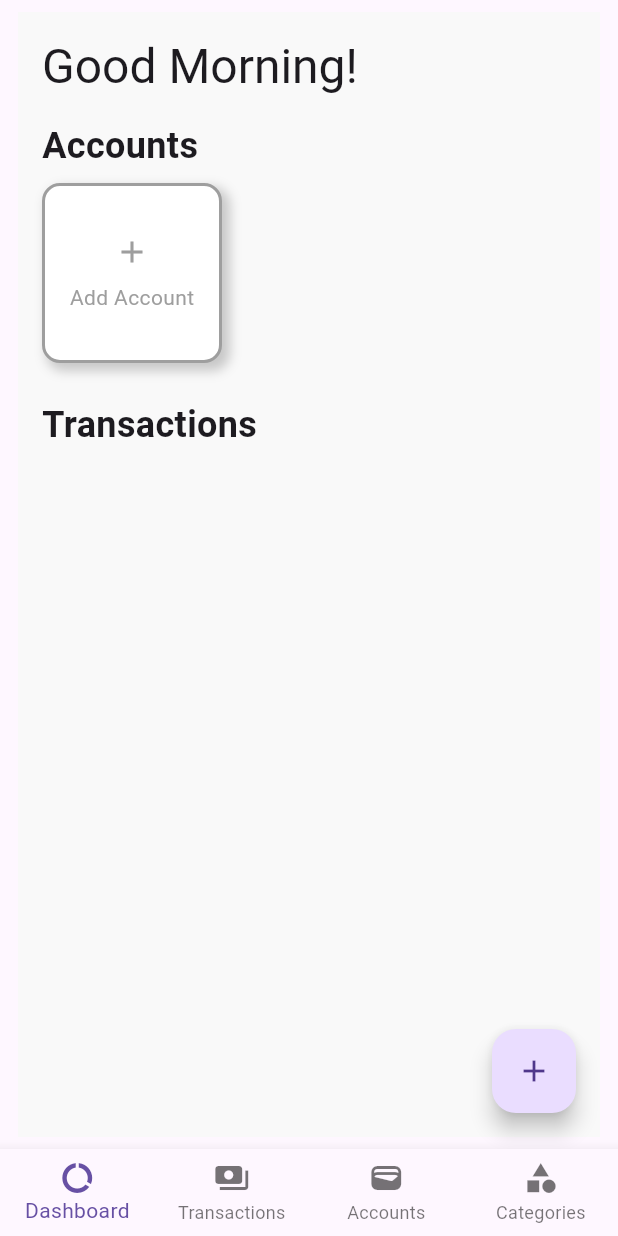
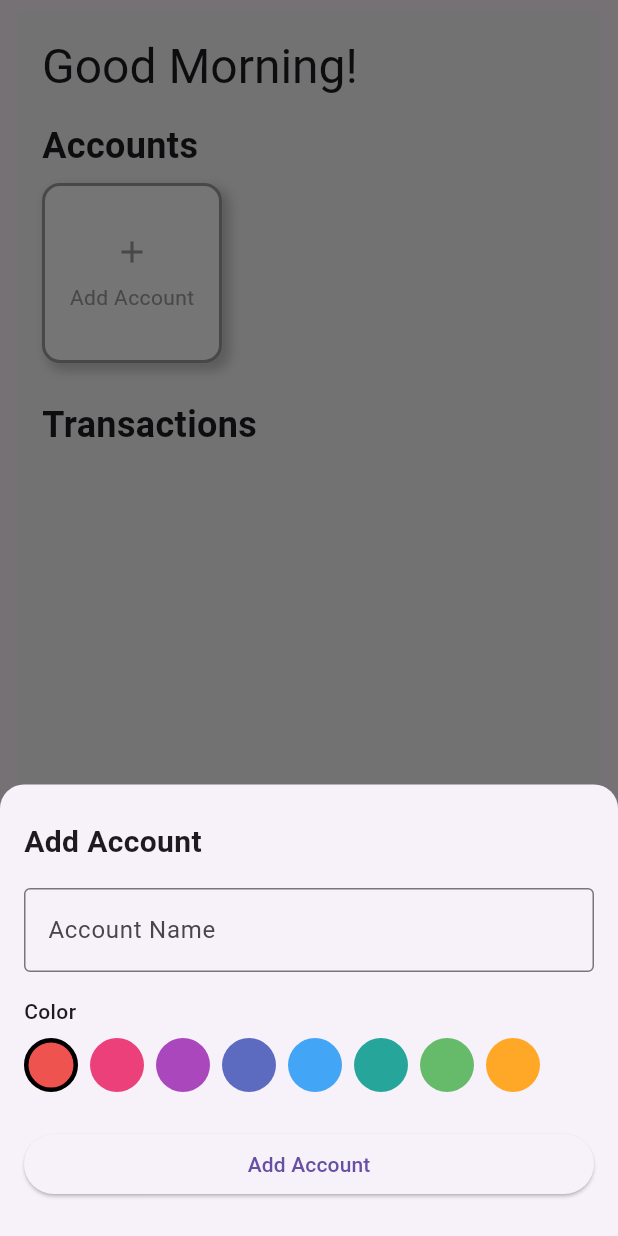
Before and after one commit to RevinSicat/budgetfy-mobile, a Flutter app: the screen it shows after launch, after a tap on "Add Account", on a phone screen of 412 x 824 dp. Run offline on Flutter 3.47's test engine with Material 3 defaults, Android fonts, the phone set to English and light mode, and no system bars; our stand-ins replace flutter_riverpod, supabase_flutter; accounts and stored records are empty.

Commit message:
feature: add account

```diff
--- a/lib/src/common/utils/color_utility.dart
+++ b/lib/src/common/utils/color_utility.dart
@@ -1,4 +1,9 @@
 import 'package:flutter/material.dart';
+
+const List<String> colorList = [
+    '#EF5350', '#EC407A', '#AB47BC', '#5C6BC0',
+    '#42A5F5', '#26A69A', '#66BB6A', '#FFA726',
+];
 
 Color hexToColor(String hex) {
     hex = hex.replaceAll('#', '');
--- /dev/null
+++ b/lib/src/common/widgets/account_form.dart
@@ -0,0 +1,166 @@
+import 'package:flutter/material.dart';
+import 'package:flutter_riverpod/flutter_riverpod.dart';
+import '../../../src/features/account/account.dart';
+import '../../../src/features/account/account_service.dart';
+import '../../../src/features/account/account_provider.dart';
+import '../utils/color_utility.dart';
+
+class AccountForm extends ConsumerStatefulWidget {
+    final Account? account;
+    const AccountForm({
+        super.key,
+        this.account
+    });
+
+    @override
+    ConsumerState<AccountForm> createState() => AccountFormState();
+}
+
+class AccountFormState extends ConsumerState<AccountForm> {
+    final nameController = TextEditingController();
+    String selectedColor = colorList[0];
+    bool isLoading = false;
+
+    @override
+    void initState() {
+        super.initState();
+        if (widget.account != null) {
+            nameController.text = widget.account!.name;
+            selectedColor = widget.account!.color;
+        }
+    }
+
+    @override
+    void dispose() {
+        nameController.dispose();
+        super.dispose();
+    }
+
+    Future<void> submit() async {
+        if (nameController.text.trim().isEmpty) {
+            return;
+        }
+
+        setState(() {
+            isLoading = true;
+        });
+
+        try {
+            final service = ref.read(accountServiceProvider);
+            final now = DateTime.now();
+
+            if (widget.account == null) {
+                await service.save(
+                    Account(
+                        id: '',
+                        name: nameController.text.trim(),
+                        color: selectedColor,
+                        createdAt: now,
+                        updatedAt: now
+                    )
+                );
+            } else {
+                await service.update(
+                    Account(
+                        id: widget.account!.id,
+                        name: nameController.text.trim(),
+                        color: selectedColor,
+                        createdAt: widget.account!.createdAt,
+                        updatedAt: now
+                    )
+                );
+            }
+
+            ref.invalidate(getAllAccountListProvider);
+            if (mounted) {
+                Navigator.pop(context);
+            }
+        } catch (e) {
+            setState(() {
+                isLoading = false;
+                if (mounted) {
+                    ScaffoldMessenger.of(context).showSnackBar(
+                        SnackBar(content: Text('Error: $e'))
+                    );
+                }
+            });
+        }
+    }
+
+    @override
+    Widget build(BuildContext context) {
+        final isEdit = widget.account != null;
+
+        return Padding(
+            // Pushes form up when keyboard appears
+            padding: EdgeInsets.only(
+                left: 16, right: 16, top: 24,
+                bottom: MediaQuery.of(context).viewInsets.bottom + 24,
+            ),
+            child: Column(
+                mainAxisSize: MainAxisSize.min,
+                crossAxisAlignment: CrossAxisAlignment.start,
+                children: [
+                    Text(
+                        isEdit ? 'Edit Account' : 'Add Account',
+                        style: const TextStyle(
+                            fontSize: 20,
+                            fontWeight: FontWeight.bold,
+                        ),
+                    ),
+                    const SizedBox(height: 16),
+
+                    // Name field
+                    TextField(
+                        controller: nameController,
+                        decoration: const InputDecoration(
+                            labelText: 'Account Name',
+                            border: OutlineInputBorder(),
+                        ),
+                        textCapitalization: TextCapitalization.words,
+                    ),
+                    const SizedBox(height: 16),
+
+                    // Color picker
+                    const Text('Color', style: TextStyle(fontWeight: FontWeight.w500)),
+                    const SizedBox(height: 8),
+                    Wrap(
+                        spacing: 8,
+                        children: colorList.map((color) {
+                            final isSelected = color == selectedColor;
+                            return GestureDetector(
+                                onTap: () => setState(() => selectedColor = color),
+                                child: Container(
+                                    width: 36,
+                                    height: 36,
+                                    decoration: BoxDecoration(
+                                        color: hexToColor(color),
+                                        shape: BoxShape.circle,
+                                        border: isSelected
+                                            ? Border.all(color: Colors.black, width: 3)
+                                            : null,
+                                    ),
+                                ),
+                            );
+                        }).toList(),
+                    ),
+                    const SizedBox(height: 24),
+
+                    // Submit button
+                    SizedBox(
+                        width: double.infinity,
+                        child: ElevatedButton(
+                            onPressed: isLoading ? null : submit,
+                            child: isLoading
+                                ? const SizedBox(
+                                    height: 20, width: 20,
+                                    child: CircularProgressIndicator(strokeWidth: 2),
+                                )
+                                : Text(isEdit ? 'Save Changes' : 'Add Account'),
+                        ),
+                    ),
+                ],
+            ),
+        );
+    }
+}
--- a/lib/src/features/account/account.dart
+++ b/lib/src/features/account/account.dart
@@ -28,7 +28,7 @@ class Account {
 
     /// [Converter]: Account Entity -> Json
     Map<String, dynamic> toJson() => {
-        'id': id,
+        if (id.isNotEmpty) 'id': id,
         'name': name,
         'color': color,
         'created_at': createdAt.toIso8601String(),
--- a/lib/src/pages/dashboard/dashboard_screen.dart
+++ b/lib/src/pages/dashboard/dashboard_screen.dart
@@ -5,10 +5,23 @@ import '../../features/transaction/transaction_provider.dart';
 import '../../common/widgets/account_card.dart';
 import '../../common/widgets/transaction_tile.dart';
 import 'widgets/greeting_header.dart';
+import '../../features/account/account.dart';
 import '../../common/widgets/add_account_card.dart';
+import '../../common/widgets/account_form.dart';
 
 class DashboardScreen extends ConsumerWidget{
     const DashboardScreen({super.key});
+
+    void openAccountForm(BuildContext context, {Account? account}) {
+        showModalBottomSheet(
+            context: context,
+            isScrollControlled: true, // allows form to resize with keyboard
+            shape: const RoundedRectangleBorder(
+                borderRadius: BorderRadius.vertical(top: Radius.circular(16)),
+            ),
+            builder: (_) => AccountForm(account: account),
+        );
+    }
 
     @override
     Widget build(BuildContext context, WidgetRef ref) {
@@ -47,9 +60,7 @@ class DashboardScreen extends ConsumerWidget{
                                         padding: const EdgeInsets.only(left: 16),
                                         children: [
                                             ...accounts.map((acc) => AccountCard(account: acc)),
-                                            AddAccountCard(onTap: () {
-                                                // TODO: Open Account Form
-                                            })
+                                            AddAccountCard(onTap: () => openAccountForm(context))
                                         ],
                                     ),
                                     loading: () => const Center(child: CircularProgressIndicator()),
@@ -60,7 +71,7 @@ class DashboardScreen extends ConsumerWidget{
                             const SizedBox(height: 24),
 
                             const Padding(
-                                padding: EdgeInsetsGeometry.symmetric(horizontal: 16),
+                                padding: const EdgeInsetsGeometry.symmetric(horizontal: 16),
                                 child: Text(
                                     'Transactions',
                                     style: TextStyle(
```
